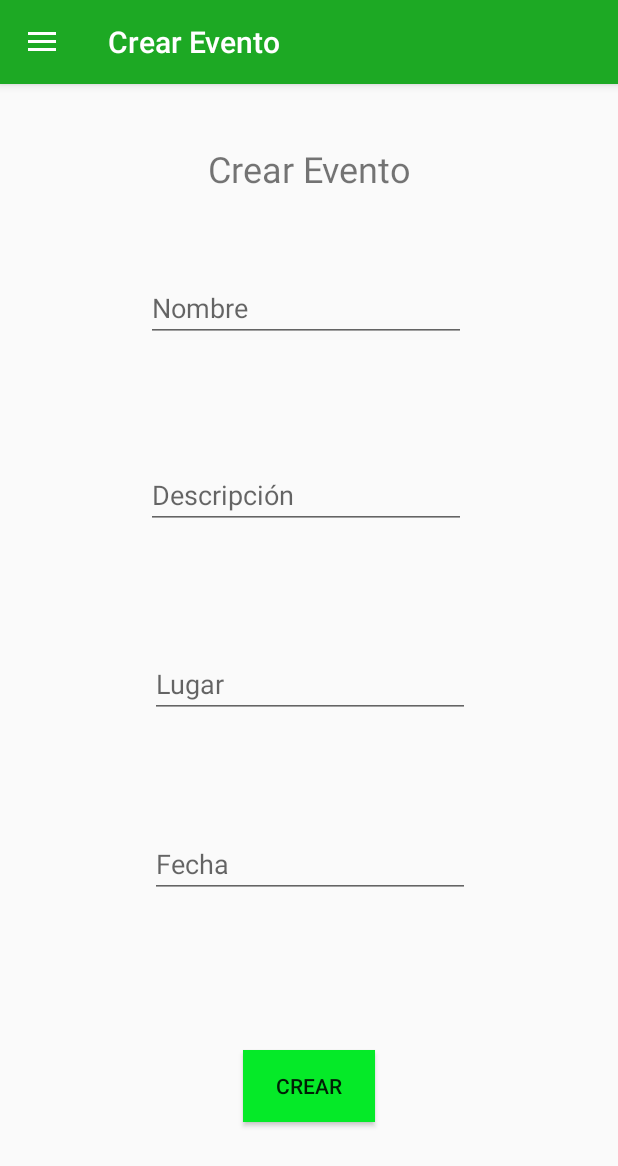
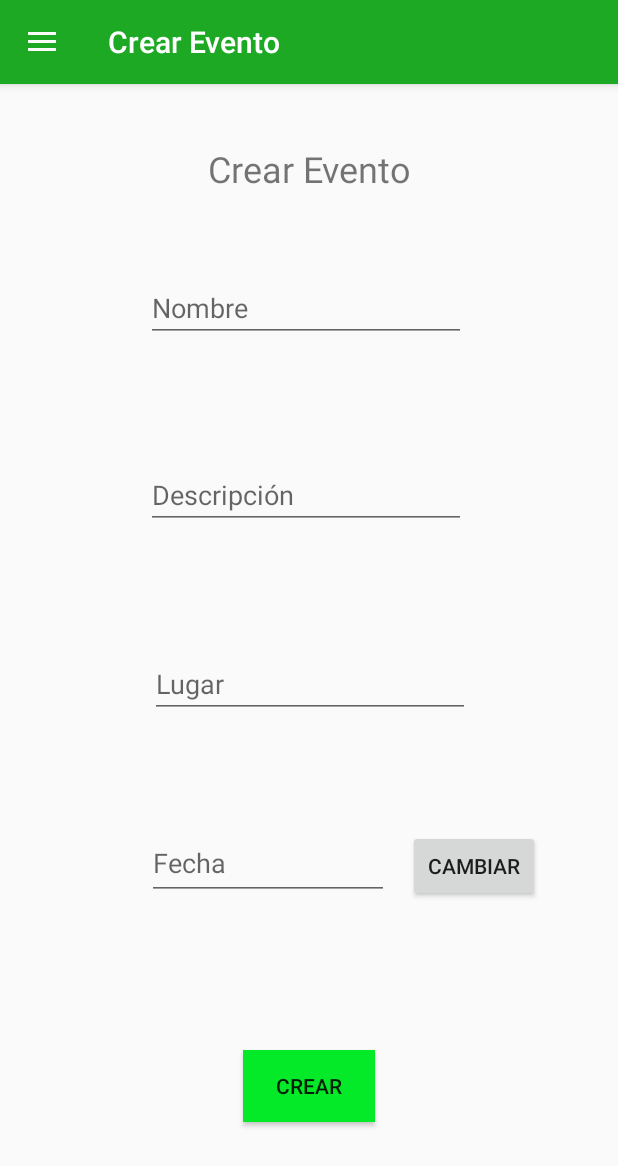
Before and after one commit to Miguel219/UVGApp, an Android app: the fragment AdminCreateEvent placed in its activity, on a phone screen of 412 x 824 dp. Shown: the top 1166 px of the screen. Run offline under Robolectric (Android 15) with nearby library versions, the phone set to English and light mode, and no system bars; our stand-ins replace Firebase (no records; nobody signed in at launch, a user with empty details on screens opened directly); pictures from the network do not load; 3 statements that could not run were skipped.

Commit message:
Orden de código y datePicker para eventos

```diff
--- a/app/src/main/java/com/example/douglasdeleon/horasuvg/AdminCreateEvent.kt
+++ b/app/src/main/java/com/example/douglasdeleon/horasuvg/AdminCreateEvent.kt
@@ -1,34 +1,37 @@
 package com.example.douglasdeleon.horasuvg
 
+import android.app.DatePickerDialog
 import android.content.Context
 import android.os.Bundle
 import android.support.v4.app.Fragment
 import android.support.v4.app.FragmentManager
-import android.support.v4.app.FragmentTransaction
 import android.support.v7.app.AlertDialog
 import android.view.LayoutInflater
 import android.view.View
 import android.view.ViewGroup
+import android.widget.Button
+import android.widget.TextView
 import android.widget.Toast
 import com.example.douglasdeleon.horasuvg.Model.Event
 import com.google.firebase.auth.FirebaseAuth
 import com.google.firebase.firestore.FirebaseFirestore
 import kotlinx.android.synthetic.main.admin_create_event.*
+import java.util.*
 
 class AdminCreateEvent: Fragment() {
 
-    private var mFirebaseAuth: FirebaseAuth? = null
+    private var mFirebaseAuth: FirebaseAuth = FirebaseAuth.getInstance()
+    private var db: FirebaseFirestore = FirebaseFirestore.getInstance()
     var thisContext: Context? = null
+    lateinit var dateButton: Button
+    lateinit var date: TextView
+    lateinit var datePicker: DatePickerDialog
 
     override fun onCreateView(inflater: LayoutInflater, container: ViewGroup?, savedInstanceState: Bundle?): View? {
         //returning our layout file
         //change R.layout.yourlayoutfilename for each of your fragments
         thisContext = container!!.context
         return inflater.inflate(com.example.douglasdeleon.horasuvg.R.layout.admin_create_event, container, false)
-
-        //Inicializa FireBase
-        mFirebaseAuth = FirebaseAuth.getInstance();
-
     }
 
 
@@ -40,6 +43,22 @@ class AdminCreateEvent: Fragment() {
         buttonCreate.setOnClickListener {
             createEvent()
         }
+
+        dateButton = view.findViewById(R.id.dateButton)
+        date = view.findViewById(R.id.date_editText)
+        val calendar: Calendar = Calendar.getInstance()
+
+        dateButton.setOnClickListener {
+            datePicker = DatePickerDialog(activity,
+                DatePickerDialog.OnDateSetListener { view, year, month, dayOfMonth ->
+                    date.text = "$dayOfMonth / $month / $year" },
+                    calendar.get(Calendar.YEAR),
+                    calendar.get(Calendar.MONTH),
+                    calendar.get(Calendar.DAY_OF_MONTH))
+
+            datePicker.show()
+        }
+
     }
 
     private fun createEvent(){
@@ -82,7 +101,7 @@ class AdminCreateEvent: Fragment() {
 
         } else {
             var newEvent: Event = Event(nameStr,descriptionStr,placeStr,dateStr)
-            FirebaseFirestore.getInstance().collection("events").document().set(newEvent)
+            db.collection("events").document().set(newEvent)
 
             var fragmentManager: FragmentManager = fragmentManager!!
             var fragment: Fragment = Start()
--- a/app/src/main/res/layout/admin_create_event.xml
+++ b/app/src/main/res/layout/admin_create_event.xml
@@ -46,8 +46,8 @@
             app:layout_constraintHorizontal_bias="0.502" app:layout_constraintVertical_bias="0.522"
             android:inputType="textNoSuggestions"/>
     <EditText
-            android:layout_width="wrap_content"
-            android:layout_height="wrap_content"
+            android:layout_width="161dp"
+            android:layout_height="49dp"
             android:inputType="date"
             android:ems="10"
             android:id="@+id/date_editText"
@@ -55,7 +55,7 @@
             app:layout_constraintTop_toTopOf="parent"
             app:layout_constraintBottom_toBottomOf="parent"
             app:layout_constraintStart_toStartOf="parent"
-            app:layout_constraintEnd_toEndOf="parent" app:layout_constraintHorizontal_bias="0.502"
+            app:layout_constraintEnd_toEndOf="parent" app:layout_constraintHorizontal_bias="0.39"
             app:layout_constraintVertical_bias="0.688"/>
     <Button
             android:text="Crear"
@@ -67,4 +67,14 @@
             app:layout_constraintStart_toStartOf="parent"
             app:layout_constraintEnd_toEndOf="parent"
             app:layout_constraintVertical_bias="0.894"/>
+    <Button
+            android:text="Cambiar"
+            android:layout_width="wrap_content"
+            android:layout_height="wrap_content"
+            android:id="@+id/dateButton" android:layout_marginTop="8dp"
+            app:layout_constraintTop_toTopOf="parent" android:layout_marginBottom="8dp"
+            app:layout_constraintBottom_toBottomOf="parent" app:layout_constraintEnd_toEndOf="parent"
+            android:layout_marginEnd="8dp" app:layout_constraintStart_toStartOf="parent"
+            android:layout_marginStart="8dp" app:layout_constraintHorizontal_bias="0.857"
+            app:layout_constraintVertical_bias="0.695"/>
 </android.support.constraint.ConstraintLayout>
```
